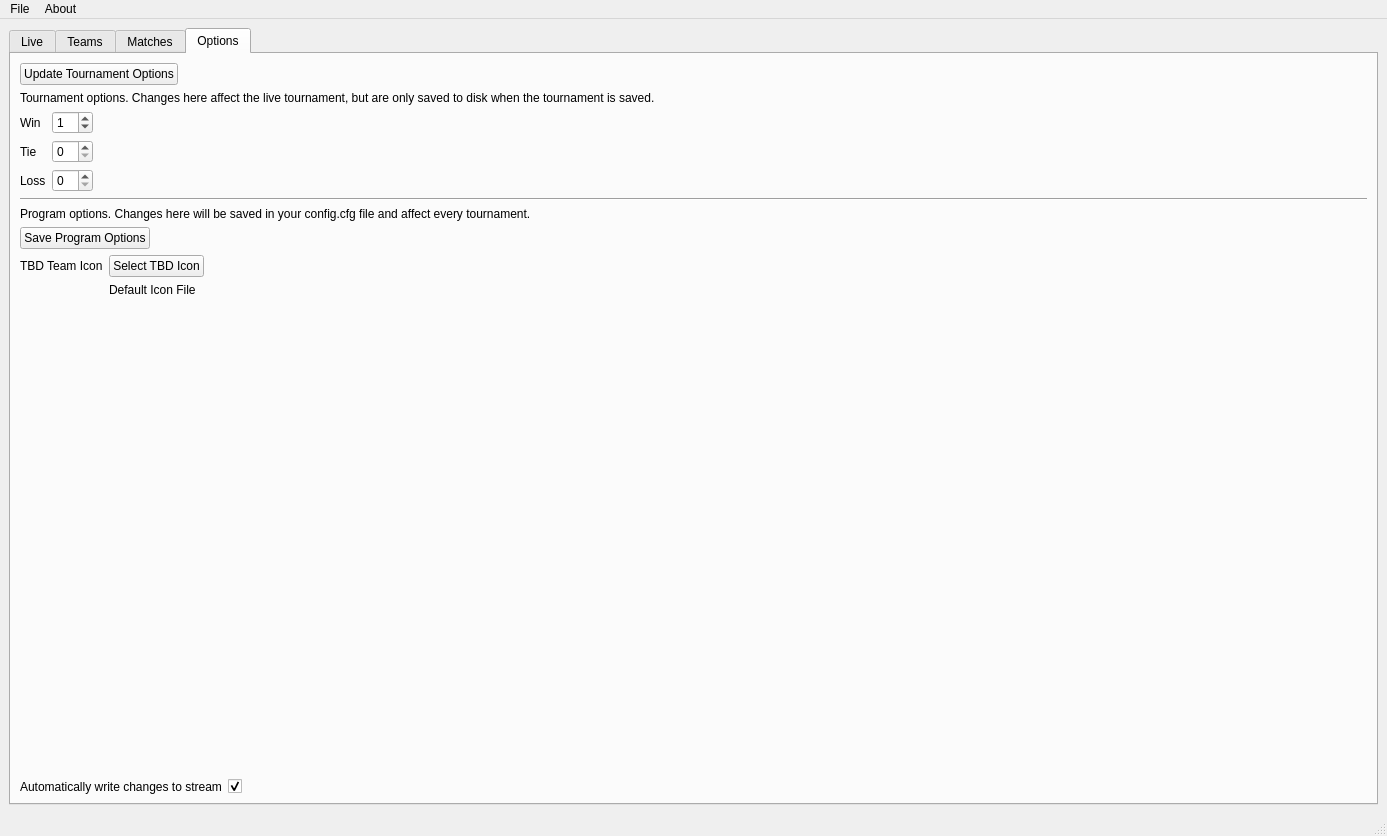
Qt form static/form.ui (chhopsky/updatethestream) before a commit.
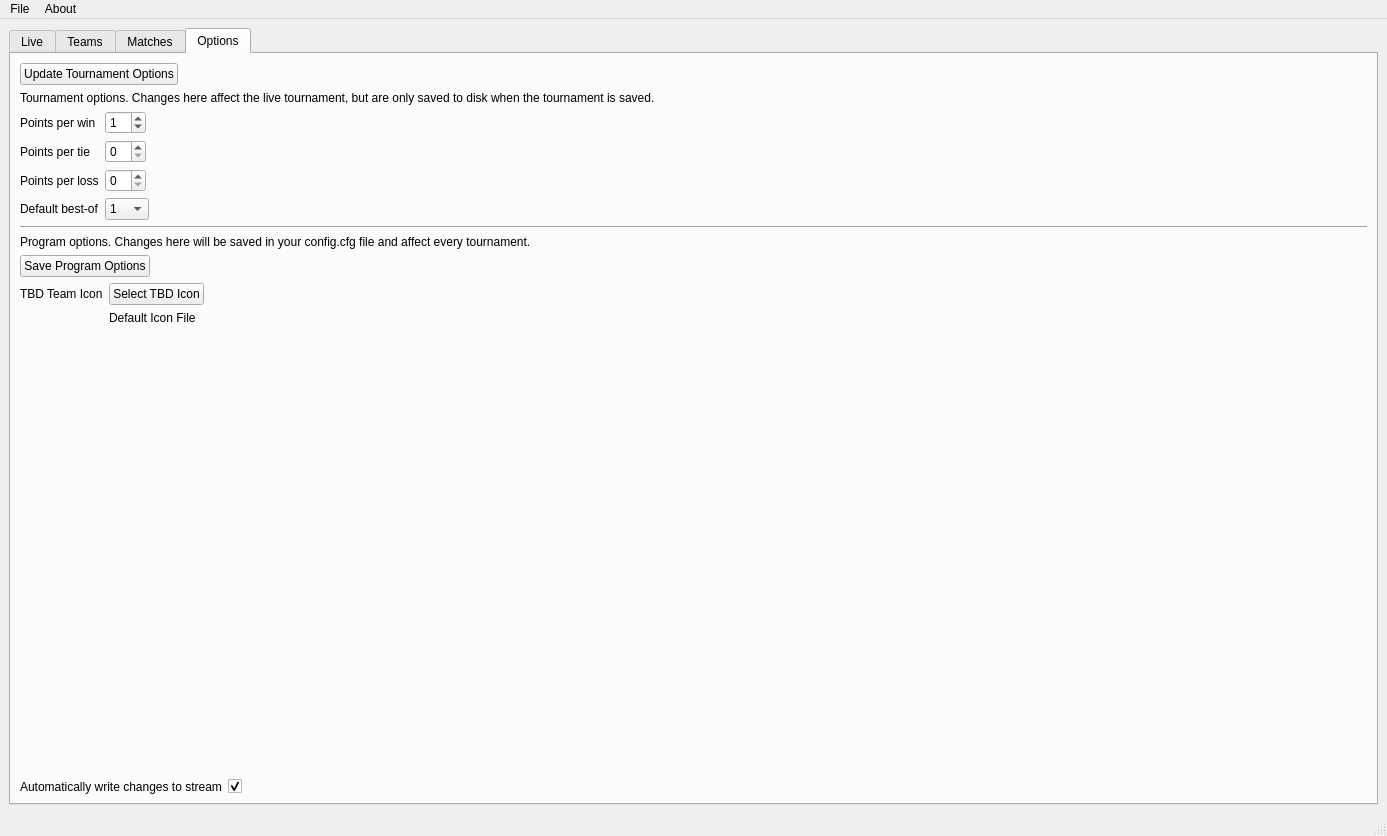
The same form after that commit. The open tabs and pages were chosen to show the change. Icons and pictures are not drawn.

```diff
--- a/static/form.ui
+++ b/static/form.ui
@@ -10,6 +10,12 @@
     <height>836</height>
    </rect>
   </property>
+  <property name="sizePolicy">
+   <sizepolicy hsizetype="Minimum" vsizetype="Preferred">
+    <horstretch>0</horstretch>
+    <verstretch>0</verstretch>
+   </sizepolicy>
+  </property>
   <property name="windowTitle">
    <string>Someone, Update The Stream!</string>
   </property>
@@ -990,7 +996,7 @@
           <item row="0" column="0">
            <widget class="QLabel" name="edit_points_on_win_label">
             <property name="text">
-             <string>Win</string>
+             <string>Points per win</string>
             </property>
            </widget>
           </item>
@@ -1010,7 +1016,7 @@
           <item row="1" column="0">
            <widget class="QLabel" name="edit_points_tie_label">
             <property name="text">
-             <string>Tie</string>
+             <string>Points per tie</string>
             </property>
            </widget>
           </item>
@@ -1030,7 +1036,7 @@
           <item row="2" column="0">
            <widget class="QLabel" name="edit_points_loss_label">
             <property name="text">
-             <string>Loss</string>
+             <string>Points per loss</string>
             </property>
            </widget>
           </item>
@@ -1047,6 +1053,58 @@
             </property>
            </widget>
           </item>
+          <item row="3" column="0">
+           <widget class="QLabel" name="label">
+            <property name="text">
+             <string>Default best-of</string>
+            </property>
+           </widget>
+          </item>
+          <item row="3" column="1">
+           <widget class="QComboBox" name="comboBox">
+            <property name="sizePolicy">
+             <sizepolicy hsizetype="Fixed" vsizetype="Fixed">
+              <horstretch>0</horstretch>
+              <verstretch>0</verstretch>
+             </sizepolicy>
+            </property>
+            <item>
+             <property name="text">
+              <string>1</string>
+             </property>
+            </item>
+            <item>
+             <property name="text">
+              <string>2</string>
+             </property>
+            </item>
+            <item>
+             <property name="text">
+              <string>3</string>
+             </property>
+            </item>
+            <item>
+             <property name="text">
+              <string>5</string>
+             </property>
+            </item>
+            <item>
+             <property name="text">
+              <string>7</string>
+             </property>
+            </item>
+            <item>
+             <property name="text">
+              <string>9</string>
+             </property>
+            </item>
+            <item>
+             <property name="text">
+              <string>31</string>
+             </property>
+            </item>
+           </widget>
+          </item>
          </layout>
         </item>
         <item>
```
Left out of the diff: 10 changed lines with no effect on the pictures.
